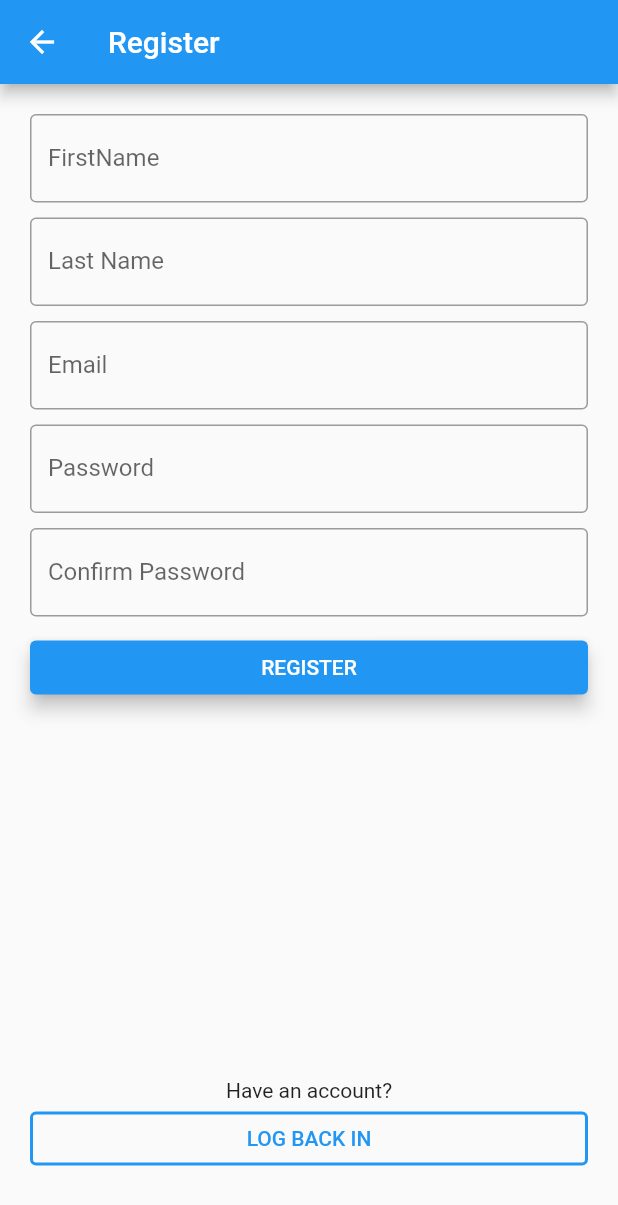
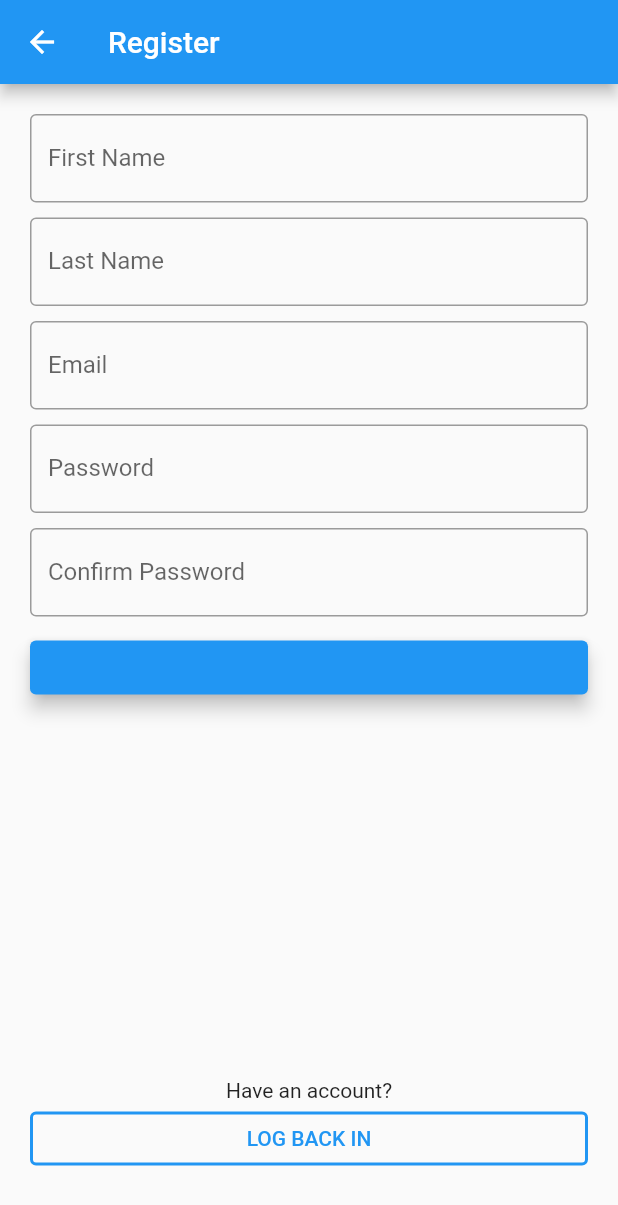
Before and after one commit to polroti/travel_mate_mobile, a Flutter app: the RegisterPage screen opened by its route, on a phone screen of 412 x 824 dp. Shown: the top 1205 px of the screen. Run offline on Flutter 3.47's test engine with Material 2 defaults, Android fonts, the phone set to English and light mode, and no system bars; our stand-ins replace cloud_firestore, firebase_auth, firebase_core, shared_preferences; missing offline and left inert: dart:ffi; accounts and stored records are empty.

Commit message:
constants register form

```diff
--- a/lib/constants/LabelConstants.dart
+++ b/lib/constants/LabelConstants.dart
@@ -1,5 +1,3 @@
 class AuthLabels {
   static const CHECK_NO_ACCOUNT = "Don't have an account?";
-  static const FIRST_NAME = "First Name";
-  static const LAST_NAME = "Last Name";
 }
--- a/lib/constants/TextInputConstants.dart
+++ b/lib/constants/TextInputConstants.dart
@@ -1,11 +1,16 @@
 class Hints {
   static const PASSWORD = "***********";
   static const EMAIL = "your@example.com";
+  static const FIRST_NAME = "John";
+  static const LAST_NAME = "Doe";
 }
 
 class Labels {
   static const LABEL_PASSWORD = "Password";
+  static const LABEL_CONFIRM_PASSWORD = "Confirm Password";
   static const LABEL_EMAIL = "Email";
+  static const LABEL_FIRST_NAME = "First Name";
+  static const LABEL_LAST_NAME = "Last Name";
 }
 
 class ValidatorErrors {
@@ -15,4 +20,8 @@ class ValidatorErrors {
   static const WEAK_PASSWORD =
       "The password should be greater than 08 characters";
   static const EMPTY_PASSWORD = "Password cannot be empty";
+  static const WEAK_FIRST_NAME =
+      "First Name should be greater than 03 characters";
+  static const WEAK_LAST_NAME =
+      "First Name should be greater than 03 characters";
 }
--- a/lib/screens/auth/register.dart
+++ b/lib/screens/auth/register.dart
@@ -1,6 +1,8 @@
 import 'package:flutter/material.dart';
 import 'package:firebase_auth/firebase_auth.dart';
 import 'package:cloud_firestore/cloud_firestore.dart';
+import 'package:travel_mate_mobile/constants/ButtonConstants.dart';
+import 'package:travel_mate_mobile/constants/LabelConstants.dart';
 import 'package:travel_mate_mobile/constants/RegExp.dart';
 import 'package:travel_mate_mobile/constants/TextInputConstants.dart';
 
@@ -61,13 +63,13 @@ class _RegisterPageState extends State<RegisterPage> {
     return TextFormField(
       decoration: InputDecoration(
         border: OutlineInputBorder(),
-        labelText: "FirstName",
-        hintText: "FirstName",
+        labelText: Labels.LABEL_FIRST_NAME,
+        hintText: Hints.FIRST_NAME,
       ),
       controller: firstNameInputController,
       validator: (value) {
-        if (value.length < 3) {
-          return "Invalid FirstName";
+        if (value.length < 2) {
+          return ValidatorErrors.WEAK_FIRST_NAME;
         }
         return null;
       },
@@ -78,13 +80,13 @@ class _RegisterPageState extends State<RegisterPage> {
     return TextFormField(
         decoration: InputDecoration(
           border: OutlineInputBorder(),
-          labelText: "Last Name",
-          hintText: "Last Name",
+          labelText: Labels.LABEL_LAST_NAME,
+          hintText: Hints.LAST_NAME,
         ),
         controller: lastNameInputController,
         validator: (value) {
           if (value.length < 3) {
-            return "invalid Last Name";
+            return ValidatorErrors.WEAK_LAST_NAME;
           }
           return null;
         });
@@ -95,8 +97,8 @@ class _RegisterPageState extends State<RegisterPage> {
       keyboardAppearance: Brightness.dark,
       decoration: InputDecoration(
           border: OutlineInputBorder(),
-          labelText: "Email ",
-          hintText: "Email "),
+          labelText: Labels.LABEL_EMAIL,
+          hintText: Hints.EMAIL),
       controller: emailInputController,
       keyboardType: TextInputType.emailAddress,
       validator: emailValidator,
@@ -107,8 +109,8 @@ class _RegisterPageState extends State<RegisterPage> {
     return TextFormField(
       decoration: InputDecoration(
         border: OutlineInputBorder(),
-        labelText: "Password",
-        hintText: "Password",
+        labelText: Labels.LABEL_PASSWORD,
+        hintText: Hints.PASSWORD,
       ),
       controller: pwdInputController,
       obscureText: true,
@@ -120,8 +122,8 @@ class _RegisterPageState extends State<RegisterPage> {
     return TextFormField(
       decoration: InputDecoration(
         border: OutlineInputBorder(),
-        labelText: "Confirm Password",
-        hintText: "Confirm Password",
+        labelText: Labels.LABEL_CONFIRM_PASSWORD,
+        hintText: Hints.PASSWORD,
       ),
       controller: confirmPwdInputController,
       obscureText: true,
@@ -134,9 +136,7 @@ class _RegisterPageState extends State<RegisterPage> {
         child: Row(
           mainAxisAlignment: MainAxisAlignment.center,
           children: <Widget>[
-            Text(
-              "REGISTER",
-            ),
+            Text(""),
           ],
         ),
         style: ElevatedButton.styleFrom(elevation: 5),
```
